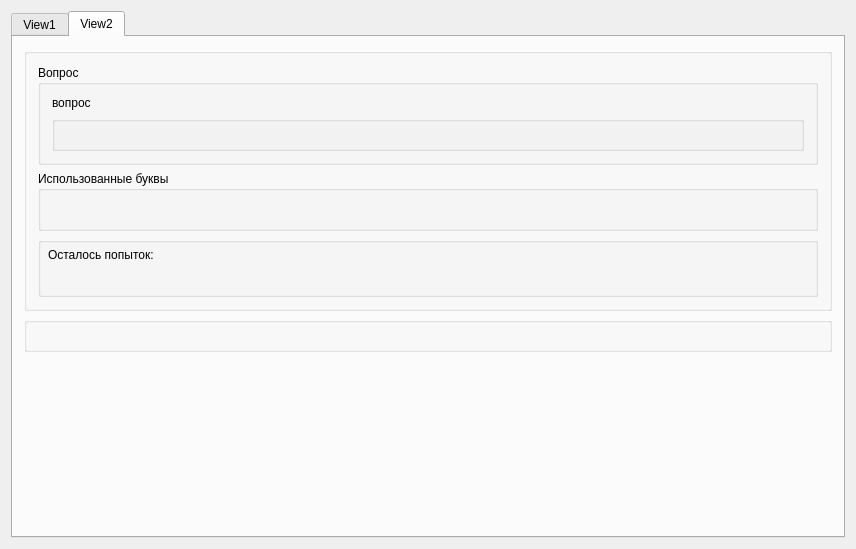
BlackFox101/cg, file lw1/task4/View.ui: the form before one commit.
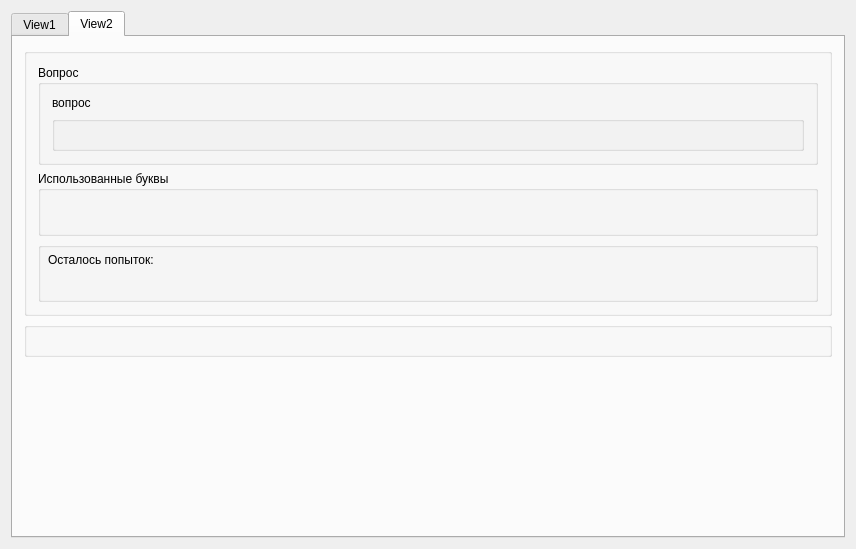
The form after the commit.

```diff
--- a/lw1/task4/View.ui
+++ b/lw1/task4/View.ui
@@ -221,7 +221,21 @@
              <property name="title">
               <string>Использованные буквы</string>
              </property>
-             <layout class="QHBoxLayout" name="usedLettersLayout"/>
+             <layout class="QHBoxLayout" name="horizontalLayout_2">
+              <item>
+               <spacer name="horizontalSpacer">
+                <property name="orientation">
+                 <enum>Qt::Horizontal</enum>
+                </property>
+                <property name="sizeHint" stdset="0">
+                 <size>
+                  <width>40</width>
+                  <height>20</height>
+                 </size>
+                </property>
+               </spacer>
+              </item>
+             </layout>
             </widget>
            </item>
            <item>
```
